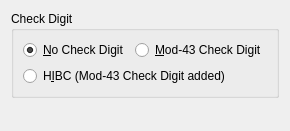
Qt form frontend_qt/grpC39.ui (zint/zint) before a commit.
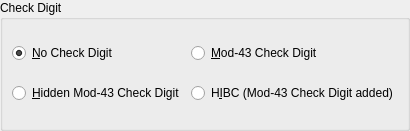
The same form after that commit.

The edit to the form file:
```diff
--- a/frontend_qt/grpC39.ui
+++ b/frontend_qt/grpC39.ui
@@ -19,7 +19,22 @@
   <property name="windowTitle">
    <string>Form</string>
   </property>
-  <layout class="QVBoxLayout" name="verticalLayoutC39">
+  <layout class="QVBoxLayout" name="vLayoutC39">
+   <property name="contentMargins">
+    <number>0</number>
+   </property>
+   <property name="leftMargin">
+    <number>0</number>
+   </property>
+   <property name="topMargin">
+    <number>0</number>
+   </property>
+   <property name="rightMargin">
+    <number>0</number>
+   </property>
+   <property name="bottomMargin">
+    <number>0</number>
+   </property>
    <item>
     <widget class="QGroupBox" name="grpC39Check">
      <property name="title">
@@ -42,7 +57,28 @@
         </property>
        </widget>
       </item>
-      <item row="1" column="0" colspan="2">
+      <item row="0" column="1">
+       <widget class="QRadioButton" name="radC39Check">
+        <property name="text">
+         <string>&amp;Mod-43 Check Digit</string>
+        </property>
+        <property name="toolTip">
+         <string>Add mod-43 check character</string>
+        </property>
+       </widget>
+      </item>
+      <item row="1" column="0">
+       <widget class="QRadioButton" name="radC39CheckHide">
+        <property name="text">
+         <string>&amp;Hidden Mod-43 Check Digit</string>
+        </property>
+        <property name="toolTip">
+         <string>Add mod-43 check character but
+do not display in Human Readable Text</string>
+        </property>
+       </widget>
+      </item>
+      <item row="1" column="1">
        <widget class="QRadioButton" name="radC39HIBC">
         <property name="text">
          <string>H&amp;IBC (Mod-43 Check Digit added)</string>
@@ -55,32 +91,9 @@
         </property>
        </widget>
       </item>
-      <item row="0" column="1">
-       <widget class="QRadioButton" name="radC39Check">
-        <property name="text">
-         <string>&amp;Mod-43 Check Digit</string>
-        </property>
-        <property name="toolTip">
-         <string>Add mod-43 check character</string>
-        </property>
-       </widget>
-      </item>
      </layout>
     </widget>
    </item>
-   <item>
-    <spacer name="verticalSpacerC39">
-     <property name="orientation">
-      <enum>Qt::Vertical</enum>
-     </property>
-     <property name="sizeHint" stdset="0">
-      <size>
-       <width>20</width>
-       <height>40</height>
-      </size>
-     </property>
-    </spacer>
-   </item>
   </layout>
  </widget>
  <resources/>
```
